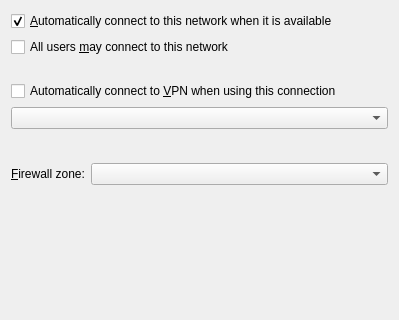
Before: the Qt Designer form lib/editor/ui/connectionwidget.ui in KDE/plasma-nm, drawn with Qt 5.
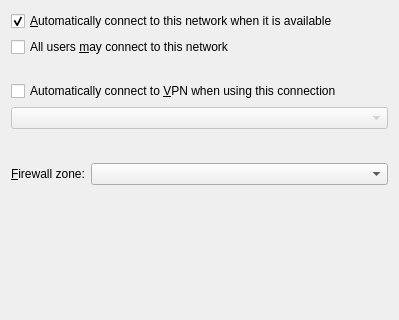
After: the same form once the commit is applied. Custom widgets are drawn as their Qt base class.

Commit message: enable the auto-connect VPN combo only if the corresponding checkbox is checked

The edit to the form file:
```diff
--- a/lib/editor/ui/connectionwidget.ui
+++ b/lib/editor/ui/connectionwidget.ui
@@ -55,7 +55,11 @@
     </widget>
    </item>
    <item row="4" column="0" colspan="2">
-    <widget class="KComboBox" name="vpnCombobox"/>
+    <widget class="KComboBox" name="vpnCombobox">
+     <property name="enabled">
+      <bool>false</bool>
+     </property>
+    </widget>
    </item>
    <item row="5" column="1">
     <spacer name="verticalSpacer">
```
The commit also changes 2 other files.
